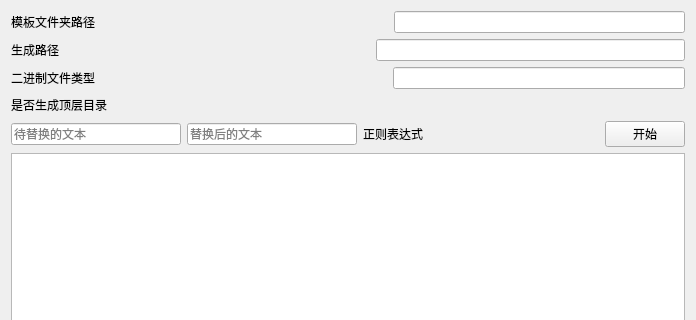
Above: Plugin/ReplaceTemplatePlugin/ui/ReplaceTemplatePluginWidget.ui from abjzk/qtCPlusPlus_deepseek_Plugin before the change; both pictures show x 0 to 696 and y 0 to 320 of the 696 by 517 pixel window. Below: the same form after it.
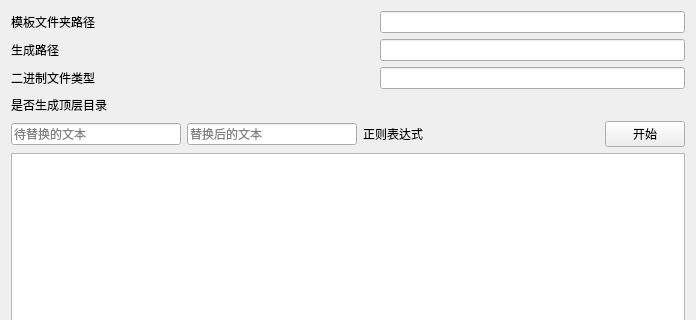
That is the form after the change. Custom widgets are drawn as their Qt base class.

```diff
--- a/Plugin/ReplaceTemplatePlugin/ui/ReplaceTemplatePluginWidget.ui
+++ b/Plugin/ReplaceTemplatePlugin/ui/ReplaceTemplatePluginWidget.ui
@@ -81,14 +81,32 @@
        </property>
        <property name="sizeHint" stdset="0">
         <size>
-         <width>40</width>
+         <width>999999999</width>
          <height>20</height>
         </size>
        </property>
       </spacer>
      </item>
      <item>
-      <widget class="LFileLineEdit" name="templateEdit"/>
+      <widget class="LFileLineEdit" name="templateEdit">
+       <property name="minimumSize">
+        <size>
+         <width>305</width>
+         <height>0</height>
+        </size>
+       </property>
+       <property name="maximumSize">
+        <size>
+         <width>305</width>
+         <height>16777215</height>
+        </size>
+       </property>
+       <property name="font">
+        <font>
+         <hintingpreference>PreferVerticalHinting</hintingpreference>
+        </font>
+       </property>
+      </widget>
      </item>
     </layout>
    </item>
@@ -108,14 +126,32 @@
        </property>
        <property name="sizeHint" stdset="0">
         <size>
-         <width>40</width>
+         <width>999999999</width>
          <height>20</height>
         </size>
        </property>
       </spacer>
      </item>
      <item>
-      <widget class="QLineEdit" name="binTypeEdit"/>
+      <widget class="QLineEdit" name="binTypeEdit">
+       <property name="minimumSize">
+        <size>
+         <width>305</width>
+         <height>0</height>
+        </size>
+       </property>
+       <property name="maximumSize">
+        <size>
+         <width>305</width>
+         <height>16777215</height>
+        </size>
+       </property>
+       <property name="font">
+        <font>
+         <hintingpreference>PreferVerticalHinting</hintingpreference>
+        </font>
+       </property>
+      </widget>
      </item>
     </layout>
    </item>
@@ -133,16 +169,43 @@
        <property name="orientation">
         <enum>Qt::Orientation::Horizontal</enum>
        </property>
+       <property name="sizeType">
+        <enum>QSizePolicy::Policy::Expanding</enum>
+       </property>
        <property name="sizeHint" stdset="0">
         <size>
-         <width>40</width>
-         <height>20</height>
+         <width>999999999</width>
+         <height>0</height>
         </size>
        </property>
       </spacer>
      </item>
      <item>
-      <widget class="LFileLineEdit" name="outputEdit"/>
+      <widget class="LFileLineEdit" name="outputEdit">
+       <property name="sizePolicy">
+        <sizepolicy hsizetype="Expanding" vsizetype="Fixed">
+         <horstretch>0</horstretch>
+         <verstretch>0</verstretch>
+        </sizepolicy>
+       </property>
+       <property name="minimumSize">
+        <size>
+         <width>305</width>
+         <height>0</height>
+        </size>
+       </property>
+       <property name="maximumSize">
+        <size>
+         <width>305</width>
+         <height>16777215</height>
+        </size>
+       </property>
+       <property name="font">
+        <font>
+         <hintingpreference>PreferVerticalHinting</hintingpreference>
+        </font>
+       </property>
+      </widget>
      </item>
     </layout>
    </item>
```
Left out of the diff: 78 changed lines with no effect on the pictures.
